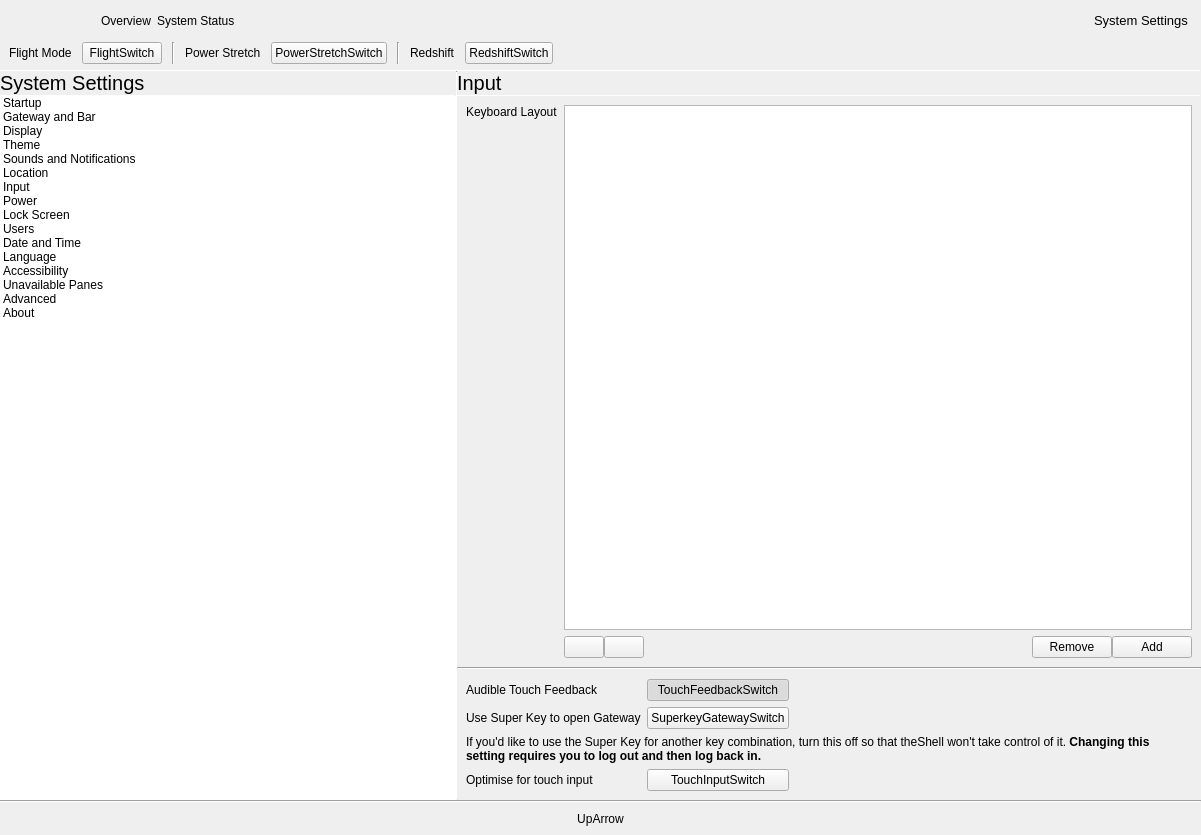
First picture: the form in shell/infopanedropdown.ui, repository vicr123/theshell, before the edit.
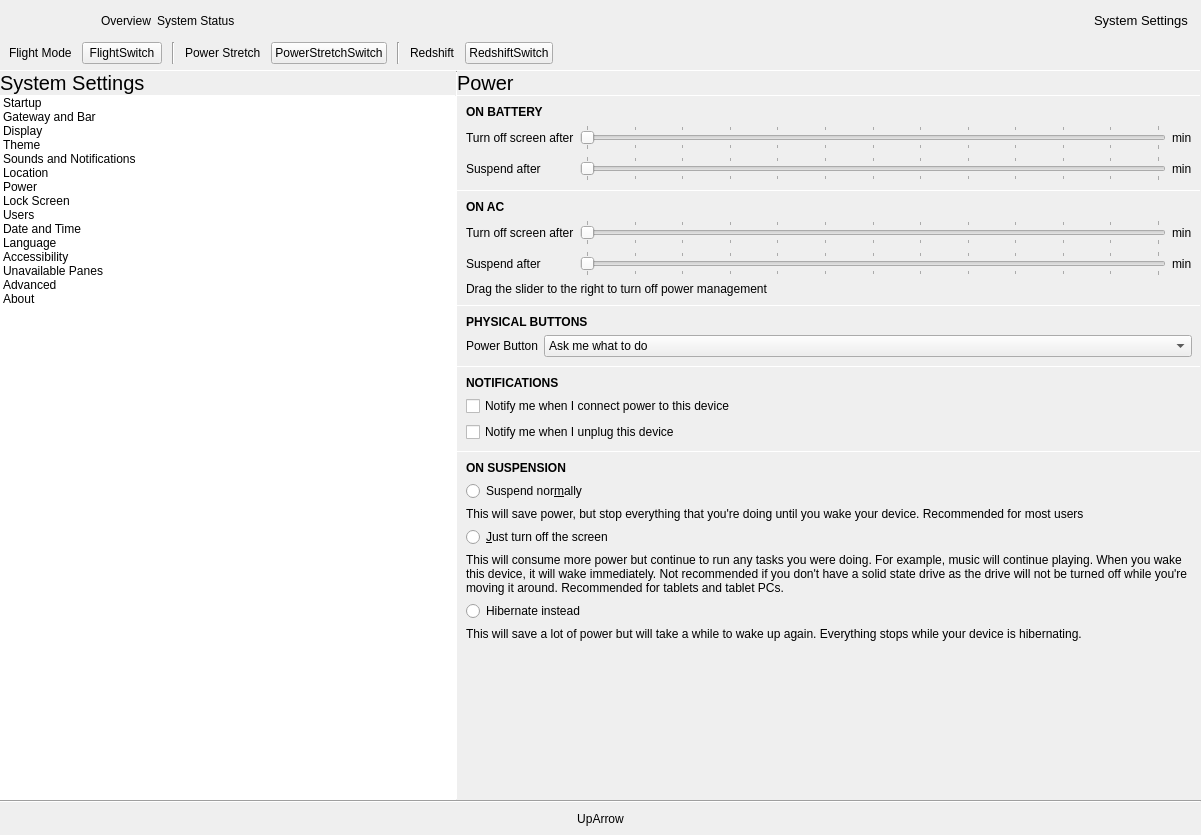
Second picture: the form after the edit. The open tabs and pages were chosen to show the change. Icons and pictures are not drawn. Custom widgets are drawn as their Qt base class.

Commit message: Input pane redone

```diff
--- a/shell/infopanedropdown.ui
+++ b/shell/infopanedropdown.ui
@@ -728,15 +728,6 @@
                       <normaloff>.</normaloff>.</iconset>
                     </property>
                    </item>
-                   <item>
-                    <property name="text">
-                     <string>Input</string>
-                    </property>
-                    <property name="icon">
-                     <iconset theme="preferences-desktop-input">
-                      <normaloff>.</normaloff>.</iconset>
-                    </property>
-                   </item>
                    <item>
                     <property name="text">
                      <string>Power</string>
@@ -2839,410 +2830,6 @@
               </item>
              </layout>
             </widget>
-            <widget class="QWidget" name="InputSettings">
-             <layout class="QVBoxLayout" name="verticalLayout_43">
-              <property name="spacing">
-               <number>0</number>
-              </property>
-              <property name="leftMargin">
-               <number>0</number>
-              </property>
-              <property name="topMargin">
-               <number>0</number>
-              </property>
-              <property name="rightMargin">
-               <number>0</number>
-              </property>
-              <property name="bottomMargin">
-               <number>0</number>
-              </property>
-              <item>
-               <widget class="AnimatedStackedWidget" name="InputStack">
-                <widget class="QWidget" name="page">
-                 <property name="autoFillBackground">
-                  <bool>true</bool>
-                 </property>
-                 <layout class="QVBoxLayout" name="verticalLayout_55">
-                  <property name="spacing">
-                   <number>0</number>
-                  </property>
-                  <property name="leftMargin">
-                   <number>0</number>
-                  </property>
-                  <property name="topMargin">
-                   <number>0</number>
-                  </property>
-                  <property name="rightMargin">
-                   <number>0</number>
-                  </property>
-                  <property name="bottomMargin">
-                   <number>0</number>
-                  </property>
-                  <item>
-                   <widget class="QLabel" name="displayLabel_5">
-                    <property name="font">
-                     <font>
-                      <pointsize>15</pointsize>
-                     </font>
-                    </property>
-                    <property name="text">
-                     <string>Input</string>
-                    </property>
-                    <property name="margin">
-                     <number>9</number>
-                    </property>
-                   </widget>
-                  </item>
-                  <item>
-                   <widget class="Line" name="line_32">
-                    <property name="maximumSize">
-                     <size>
-                      <width>16777215</width>
-                      <height>1</height>
-                     </size>
-                    </property>
-                    <property name="orientation">
-                     <enum>Qt::Horizontal</enum>
-                    </property>
-                   </widget>
-                  </item>
-                  <item>
-                   <layout class="QGridLayout" name="gridLayout_18">
-                    <property name="leftMargin">
-                     <number>9</number>
-                    </property>
-                    <property name="topMargin">
-                     <number>9</number>
-                    </property>
-                    <property name="rightMargin">
-                     <number>9</number>
-                    </property>
-                    <property name="bottomMargin">
-                     <number>9</number>
-                    </property>
-                    <property name="spacing">
-                     <number>6</number>
-                    </property>
-                    <item row="0" column="1">
-                     <widget class="QListWidget" name="selectedLayouts">
-                      <property name="dragDropMode">
-                       <enum>QAbstractItemView::NoDragDrop</enum>
-                      </property>
-                      <property name="defaultDropAction">
-                       <enum>Qt::MoveAction</enum>
-                      </property>
-                     </widget>
-                    </item>
-                    <item row="0" column="0">
-                     <widget class="QLabel" name="label_107">
-                      <property name="text">
-                       <string>Keyboard Layout</string>
-                      </property>
-                      <property name="alignment">
-                       <set>Qt::AlignLeading|Qt::AlignLeft|Qt::AlignTop</set>
-                      </property>
-                     </widget>
-                    </item>
-                    <item row="1" column="1">
-                     <layout class="QHBoxLayout" name="horizontalLayout_19">
-                      <property name="spacing">
-                       <number>0</number>
-                      </property>
-                      <item>
-                       <widget class="QPushButton" name="moveLayoutUp">
-                        <property name="text">
-                         <string/>
-                        </property>
-                        <property name="icon">
-                         <iconset theme="go-up">
-                          <normaloff>.</normaloff>.</iconset>
-                        </property>
-                       </widget>
-                      </item>
-                      <item>
-                       <widget class="QPushButton" name="moveLayoutDown">
-                        <property name="text">
-                         <string/>
-                        </property>
-                        <property name="icon">
-                         <iconset theme="go-down">
-                          <normaloff>.</normaloff>.</iconset>
-                        </property>
-                       </widget>
-                      </item>
-                      <item>
-                       <spacer name="horizontalSpacer_38">
-                        <property name="orientation">
-                         <enum>Qt::Horizontal</enum>
-                        </property>
-                        <property name="sizeHint" stdset="0">
-                         <size>
-                          <width>40</width>
-                          <height>20</height>
-                         </size>
-                        </property>
-                       </spacer>
-                      </item>
-                      <item>
-                       <widget class="QPushButton" name="removeLayout">
-                        <property name="text">
-                         <string>Remove</string>
-                        </property>
-                        <property name="icon">
-                         <iconset theme="list-remove">
-                          <normaloff>.</normaloff>.</iconset>
-                        </property>
-                       </widget>
-                      </item>
-                      <item>
-                       <widget class="QPushButton" name="addLayout">
-                        <property name="text">
-                         <string>Add</string>
-                        </property>
-                        <property name="icon">
-                         <iconset theme="list-add">
-                          <normaloff>.</normaloff>.</iconset>
-                        </property>
-                       </widget>
-                      </item>
-                     </layout>
-                    </item>
-                   </layout>
-                  </item>
-                  <item>
-                   <widget class="Line" name="line_48">
-                    <property name="orientation">
-                     <enum>Qt::Horizontal</enum>
-                    </property>
-                   </widget>
-                  </item>
-                  <item>
-                   <layout class="QGridLayout" name="gridLayout_11">
-                    <property name="leftMargin">
-                     <number>9</number>
-                    </property>
-                    <property name="topMargin">
-                     <number>9</number>
-                    </property>
-                    <property name="rightMargin">
-                     <number>9</number>
-                    </property>
-                    <property name="bottomMargin">
-                     <number>9</number>
-                    </property>
-                    <property name="spacing">
-                     <number>6</number>
-                    </property>
-                    <item row="0" column="2">
-                     <spacer name="horizontalSpacer_12">
-                      <property name="orientation">
-                       <enum>Qt::Horizontal</enum>
-                      </property>
-                      <property name="sizeHint" stdset="0">
-                       <size>
-                        <width>40</width>
-                        <height>20</height>
-                       </size>
-                      </property>
-                     </spacer>
-                    </item>
-                    <item row="3" column="0">
-                     <widget class="QLabel" name="label_70">
-                      <property name="text">
-                       <string>Optimise for touch input</string>
-                      </property>
-                     </widget>
-                    </item>
-                    <item row="1" column="0">
-                     <widget class="QLabel" name="label_38">
-                      <property name="text">
-                       <string>Use Super Key to open Gateway</string>
-                      </property>
-                     </widget>
-                    </item>
-                    <item row="3" column="1">
-                     <widget class="Switch" name="TouchInputSwitch">
-                      <property name="text">
-                       <string notr="true">TouchInputSwitch</string>
-                      </property>
-                      <property name="checkable">
-                       <bool>true</bool>
-                      </property>
-                     </widget>
-                    </item>
-                    <item row="2" column="0" colspan="3">
-                     <widget class="QLabel" name="label_39">
-                      <property name="text">
-                       <string>&lt;html&gt;&lt;head/&gt;&lt;body&gt;&lt;p&gt;If you'd like to use the Super Key for another key combination, turn this off so that theShell won't take control of it. &lt;span style=&quot; font-weight:600;&quot;&gt;Changing t&lt;/span&gt;&lt;span style=&quot; font-weight:600;&quot;&gt;his setting requires you to log out and then log back in.&lt;/span&gt;&lt;/p&gt;&lt;/body&gt;&lt;/html&gt;</string>
-                      </property>
-                      <property name="wordWrap">
-                       <bool>true</bool>
-                      </property>
-                     </widget>
-                    </item>
-                    <item row="0" column="0">
-                     <widget class="QLabel" name="label_26">
-                      <property name="text">
-                       <string>Audible Touch Feedback</string>
-                      </property>
-                     </widget>
-                    </item>
-                    <item row="0" column="1">
-                     <widget class="Switch" name="TouchFeedbackSwitch">
-                      <property name="text">
-                       <string notr="true">TouchFeedbackSwitch</string>
-                      </property>
-                      <property name="checkable">
-                       <bool>true</bool>
-                      </property>
-                      <property name="checked">
-                       <bool>true</bool>
-                      </property>
-                     </widget>
-                    </item>
-                    <item row="1" column="1">
-                     <widget class="Switch" name="SuperkeyGatewaySwitch">
-                      <property name="text">
-                       <string notr="true">SuperkeyGatewaySwitch</string>
-                      </property>
-                     </widget>
-                    </item>
-                   </layout>
-                  </item>
-                 </layout>
-                </widget>
-                <widget class="QWidget" name="page_4">
-                 <property name="autoFillBackground">
-                  <bool>true</bool>
-                 </property>
-                 <layout class="QVBoxLayout" name="verticalLayout_56">
-                  <property name="spacing">
-                   <number>0</number>
-                  </property>
-                  <property name="leftMargin">
-                   <number>0</number>
-                  </property>
-                  <property name="topMargin">
-                   <number>0</number>
-                  </property>
-                  <property name="rightMargin">
-                   <number>0</number>
-                  </property>
-                  <property name="bottomMargin">
-                   <number>0</number>
-                  </property>
-                  <item>
-                   <layout class="QHBoxLayout" name="horizontalLayout_23">
-                    <item>
-                     <widget class="QPushButton" name="backInput">
-                      <property name="sizePolicy">
-                       <sizepolicy hsizetype="Preferred" vsizetype="Preferred">
-                        <horstretch>0</horstretch>
-                        <verstretch>0</verstretch>
-                       </sizepolicy>
-                      </property>
-                      <property name="text">
-                       <string/>
-                      </property>
-                      <property name="icon">
-                       <iconset theme="go-previous">
-                        <normaloff>.</normaloff>.</iconset>
-                      </property>
-                      <property name="flat">
-                       <bool>true</bool>
-                      </property>
-                     </widget>
-                    </item>
-                    <item>
-                     <widget class="QLabel" name="displayLabel_9">
-                      <property name="sizePolicy">
-                       <sizepolicy hsizetype="Expanding" vsizetype="Preferred">
-                        <horstretch>0</horstretch>
-                        <verstretch>0</verstretch>
-                       </sizepolicy>
-                      </property>
-                      <property name="font">
-                       <font>
-                        <pointsize>15</pointsize>
-                       </font>
-                      </property>
-                      <property name="text">
-                       <string>Select Keyboard Layout</string>
-                      </property>
-                      <property name="margin">
-                       <number>9</number>
-                      </property>
-                     </widget>
-                    </item>
-                   </layout>
-                  </item>
-                  <item>
-                   <widget class="Line" name="line_49">
-                    <property name="maximumSize">
-                     <size>
-                      <width>16777215</width>
-                      <height>1</height>
-                     </size>
-                    </property>
-                    <property name="orientation">
-                     <enum>Qt::Horizontal</enum>
-                    </property>
-                   </widget>
-                  </item>
-                  <item>
-                   <widget class="QListWidget" name="availableKeyboardLayouts">
-                    <property name="frameShape">
-                     <enum>QFrame::NoFrame</enum>
-                    </property>
-                   </widget>
-                  </item>
-                  <item>
-                   <widget class="Line" name="line_50">
-                    <property name="maximumSize">
-                     <size>
-                      <width>16777215</width>
-                      <height>1</height>
-                     </size>
-                    </property>
-                    <property name="orientation">
-                     <enum>Qt::Horizontal</enum>
-                    </property>
-                   </widget>
-                  </item>
-                  <item>
-                   <layout class="QHBoxLayout" name="horizontalLayout_21">
-                    <item>
-                     <spacer name="horizontalSpacer_39">
-                      <property name="orientation">
-                       <enum>Qt::Horizontal</enum>
-                      </property>
-                      <property name="sizeHint" stdset="0">
-                       <size>
-                        <width>40</width>
-                        <height>20</height>
-                       </size>
-                      </property>
-                     </spacer>
-                    </item>
-                    <item>
-                     <widget class="QPushButton" name="addKeyboardLayout">
-                      <property name="text">
-                       <string>Add</string>
-                      </property>
-                      <property name="icon">
-                       <iconset theme="list-add">
-                        <normaloff>.</normaloff>.</iconset>
-                      </property>
-                     </widget>
-                    </item>
-                   </layout>
-                  </item>
-                 </layout>
-                </widget>
-               </widget>
-              </item>
-             </layout>
-            </widget>
             <widget class="QWidget" name="PowerSettings">
              <layout class="QVBoxLayout" name="verticalLayout_44">
               <property name="spacing">
```
Left out of the diff: 2 changed lines with no effect on the pictures. The commit also changes 61 other files.
